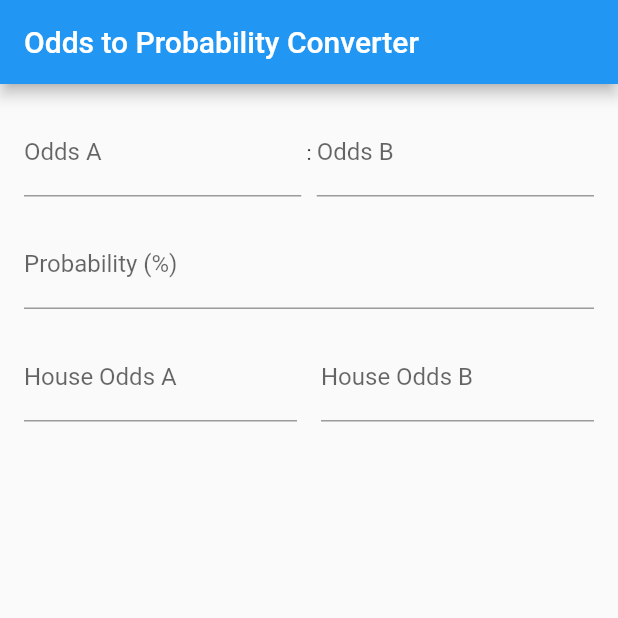
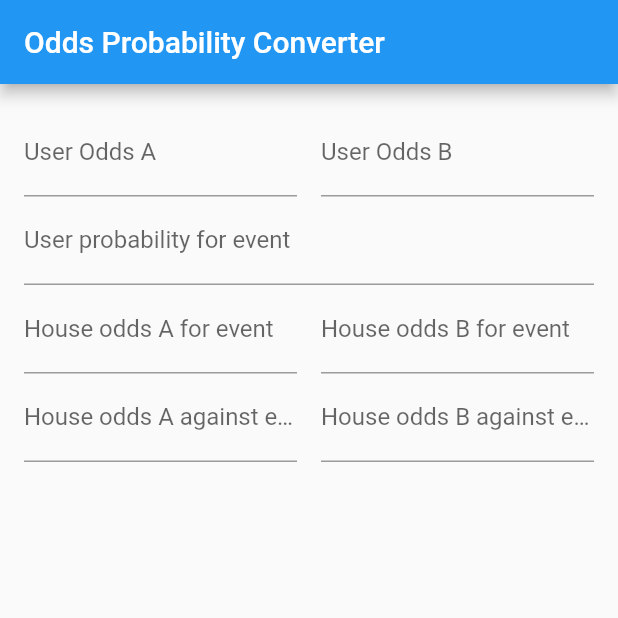
Before and after one commit to PabloIsCoding/odds_app, a Flutter app: the screen it shows after launch, on a phone screen of 412 x 824 dp, the top half of it. Run offline on Flutter 3.47's test engine with Material 2 defaults, Android fonts, the phone set to English and light mode, and no system bars.

Commit message:
Add appropriate input forms and optimal bet

```diff
--- a/lib/main.dart
+++ b/lib/main.dart
@@ -24,8 +24,10 @@ class _OddsProbabilityConverterState extends State<OddsProbabilityConverter> {
   TextEditingController _oddsAController = TextEditingController();
   TextEditingController _oddsBController = TextEditingController();
   TextEditingController _probabilityController = TextEditingController();
-  TextEditingController _houseOddsAController = TextEditingController();
-  TextEditingController _houseOddsBController = TextEditingController();
+  TextEditingController _houseOddsAForController = TextEditingController();
+  TextEditingController _houseOddsBForController = TextEditingController();
+  TextEditingController _houseOddsAAgainstController = TextEditingController();
+  TextEditingController _houseOddsBAgainstController = TextEditingController();
   String _optimalBetMessage = '';
 
   int _gcd(int a, int b) {
@@ -53,124 +55,128 @@ class _OddsProbabilityConverterState extends State<OddsProbabilityConverter> {
   }
 
   void _calculateOptimalBet() {
-    if (_houseOddsAController.text.isNotEmpty &&
-        _houseOddsBController.text.isNotEmpty &&
+    if (_houseOddsAForController.text.isNotEmpty &&
+        _houseOddsBForController.text.isNotEmpty &&
+        _houseOddsAAgainstController.text.isNotEmpty &&
+        _houseOddsBAgainstController.text.isNotEmpty &&
         _probabilityController.text.isNotEmpty) {
       double probabilityA = double.parse(_probabilityController.text) / 100;
       double probabilityB = 1 - probabilityA;
-      double houseOddsA = double.parse(_houseOddsAController.text);
-      double houseOddsB = double.parse(_houseOddsBController.text);
+      double houseOddsAFor = double.parse(_houseOddsAForController.text);
+      double houseOddsBFor = double.parse(_houseOddsBForController.text);
+      double houseOddsAAgainst =
+          double.parse(_houseOddsAAgainstController.text);
+      double houseOddsBAgainst =
+          double.parse(_houseOddsBAgainstController.text);
 
-      double expectedGainA = probabilityA * houseOddsA - probabilityB;
-      double expectedGainB = probabilityB * houseOddsB - probabilityA;
+      double expectedGainFor =
+          probabilityA * (houseOddsBFor / houseOddsAFor) - (1 - probabilityA);
+      double expectedGainAgainst =
+          (1 - probabilityA) * (houseOddsAAgainst / houseOddsBAgainst) -
+              probabilityA;
 
-      if (expectedGainA > expectedGainB) {
+      if (expectedGainFor > expectedGainAgainst) {
         _optimalBetMessage =
-            'Given your probabilities and the quotes from the betting house, your optimal bet is for A, which will have an expected gain of ${expectedGainA.toStringAsFixed(2)}';
+            'Given your probabilities and the quotes from the betting house, your optimal bet is for the event, which will have an expected gain of ${expectedGainFor.toStringAsFixed(2)}';
       } else {
         _optimalBetMessage =
-            'Given your probabilities and the quotes from the betting house, your optimal bet is against A, which will have an expected gain of ${expectedGainB.toStringAsFixed(2)}';
+            'Given your probabilities and the quotes from the betting house, your optimal bet is against the event, which will have an expected gain of ${expectedGainAgainst.toStringAsFixed(2)}';
       }
 
       setState(() {});
     }
   }
 
-  Widget _buildOddsInput() {
-    return Row(
+  @override
+  Widget build(BuildContext context) {
+    return Scaffold(
+      appBar: AppBar(
+        title: Text('Odds Probability Converter'),
+      ),
+      body: SingleChildScrollView(
+        padding: EdgeInsets.all(16),
+        child: Column(
+          children: [
+            Row(
               children: [
                 Flexible(
                   child: TextFormField(
                     controller: _oddsAController,
+                    decoration: InputDecoration(labelText: 'User Odds A'),
                     keyboardType: TextInputType.number,
-            decoration: InputDecoration(labelText: 'Odds A'),
-            onChanged: (_) {
-              _updateProbability();
-            },
-          ),
-        ),
-        Text(' : '),
-        Flexible(
-          child: TextFormField(
-            controller: _oddsBController,
-            keyboardType: TextInputType.number,
-            decoration: InputDecoration(labelText: 'Odds B'),
-            onChanged: (_) {
-              _updateProbability();
-            },
-          ),
-        ),
-      ],
-    );
-  }
-
-  Widget _buildProbabilityInput() {
-    return TextFormField(
-      controller: _probabilityController,
-      keyboardType: TextInputType.number,
-      decoration: InputDecoration(labelText: 'Probability (%)'),
-      onChanged: (_) {
-        _updateOdds();
-        _calculateOptimalBet();
-      },
-    );
-  }
-
-  Widget _buildHouseOddsInput() {
-    return Row(
-      children: [
-        Flexible(
-          child: TextFormField(
-            controller: _houseOddsAController,
-            keyboardType: TextInputType.number,
-            decoration: InputDecoration(labelText: 'House Odds A'),
-            onChanged: (_) {
-              _calculateOptimalBet();
-            },
+                    onChanged: (value) => _updateProbability(),
                   ),
                 ),
                 SizedBox(width: 16),
                 Flexible(
                   child: TextFormField(
-            controller: _houseOddsBController,
+                    controller: _oddsBController,
+                    decoration: InputDecoration(labelText: 'User Odds B'),
                     keyboardType: TextInputType.number,
-            decoration: InputDecoration(labelText: 'House Odds B'),
-            onChanged: (_) {
-              _calculateOptimalBet();
-            },
+                    onChanged: (value) => _updateProbability(),
                   ),
                 ),
               ],
-    );
-  }
-
-  Widget _buildOptimalBetMessage() {
-    return Padding(
-      padding: const EdgeInsets.symmetric(vertical: 16.0),
-      child: Text(
+            ),
+            TextFormField(
+              controller: _probabilityController,
+              decoration:
+                  InputDecoration(labelText: 'User probability for event'),
+              keyboardType: TextInputType.number,
+              onChanged: (value) => _updateOdds(),
+            ),
+            Row(
+              children: [
+                Flexible(
+                  child: TextFormField(
+                    controller: _houseOddsAForController,
+                    decoration:
+                        InputDecoration(labelText: 'House odds A for event'),
+                    keyboardType: TextInputType.number,
+                    onChanged: (value) => _calculateOptimalBet(),
+                  ),
+                ),
+                SizedBox(width: 16),
+                Flexible(
+                  child: TextFormField(
+                    controller: _houseOddsBForController,
+                    decoration:
+                        InputDecoration(labelText: 'House odds B for event'),
+                    keyboardType: TextInputType.number,
+                    onChanged: (value) => _calculateOptimalBet(),
+                  ),
+                ),
+              ],
+            ),
+            Row(
+              children: [
+                Flexible(
+                  child: TextFormField(
+                    controller: _houseOddsAAgainstController,
+                    decoration: InputDecoration(
+                        labelText: 'House odds A against event'),
+                    keyboardType: TextInputType.number,
+                    onChanged: (value) => _calculateOptimalBet(),
+                  ),
+                ),
+                SizedBox(width: 16),
+                Flexible(
+                  child: TextFormField(
+                    controller: _houseOddsBAgainstController,
+                    decoration: InputDecoration(
+                        labelText: 'House odds B against event'),
+                    keyboardType: TextInputType.number,
+                    onChanged: (value) => _calculateOptimalBet(),
+                  ),
+                ),
+              ],
+            ),
+            SizedBox(height: 24),
+            Text(
               _optimalBetMessage,
               textAlign: TextAlign.center,
-        style: TextStyle(fontSize: 16),
+              style: TextStyle(fontSize: 18),
             ),
-    );
-  }
-
-  @override
-  Widget build(BuildContext context) {
-    return Scaffold(
-      appBar: AppBar(
-        title: Text('Odds to Probability Converter'),
-      ),
-      body: SingleChildScrollView(
-        padding: EdgeInsets.all(16.0),
-        child: Column(
-          children: [
-            _buildOddsInput(),
-            SizedBox(height: 16),
-            _buildProbabilityInput(),
-            SizedBox(height: 16),
-            _buildHouseOddsInput(),
-            _buildOptimalBetMessage(),
           ],
         ),
       ),
```
Lines whose indentation alone changed are shown as unchanged.
